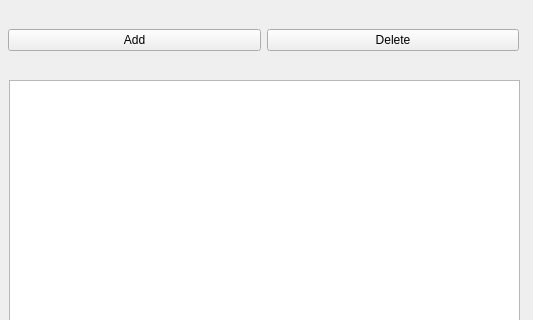
Before: the Qt Designer form Buoi9/CRUD.ui in pinkypea/MINDX---App_Producer_Intensive, drawn with Qt 5; both pictures show x 91 to 624 and y 0 to 320 of the 800 by 600 pixel window.
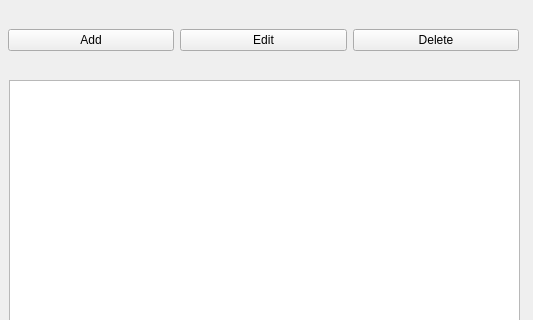
After: the same form once the commit is applied.

```diff
--- a/Buoi9/CRUD.ui
+++ b/Buoi9/CRUD.ui
@@ -41,6 +41,13 @@
        </property>
       </widget>
      </item>
+     <item>
+      <widget class="QPushButton" name="editButton">
+       <property name="text">
+        <string>Edit</string>
+       </property>
+      </widget>
+     </item>
      <item>
       <widget class="QPushButton" name="removeButton">
        <property name="text">
```
